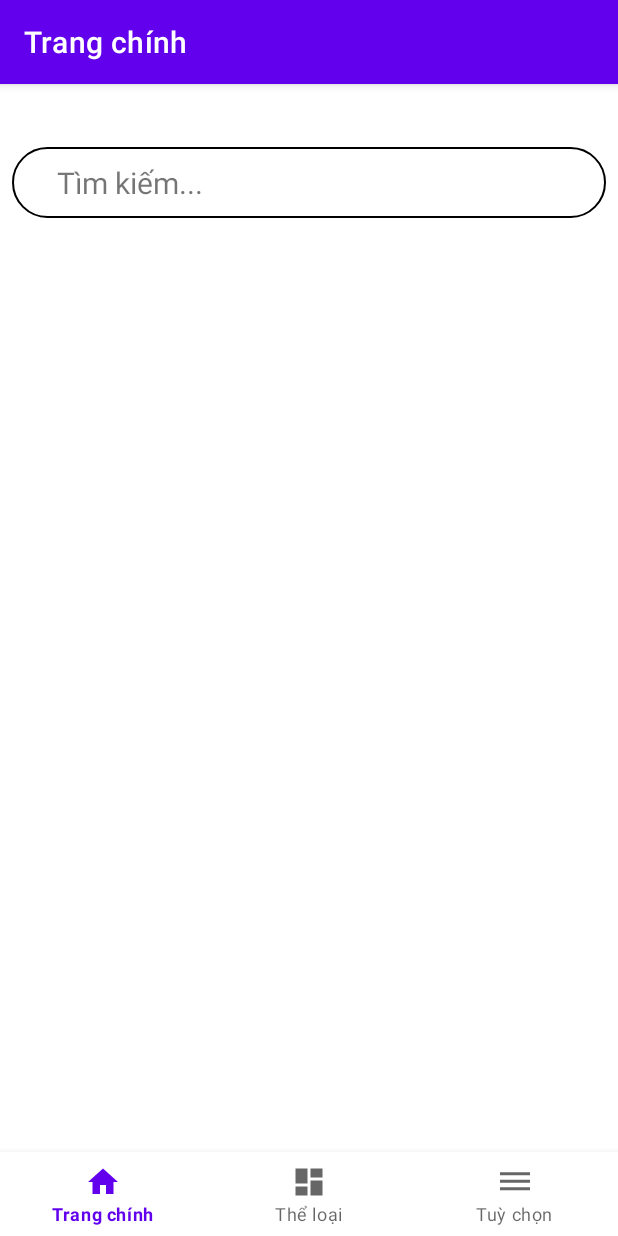
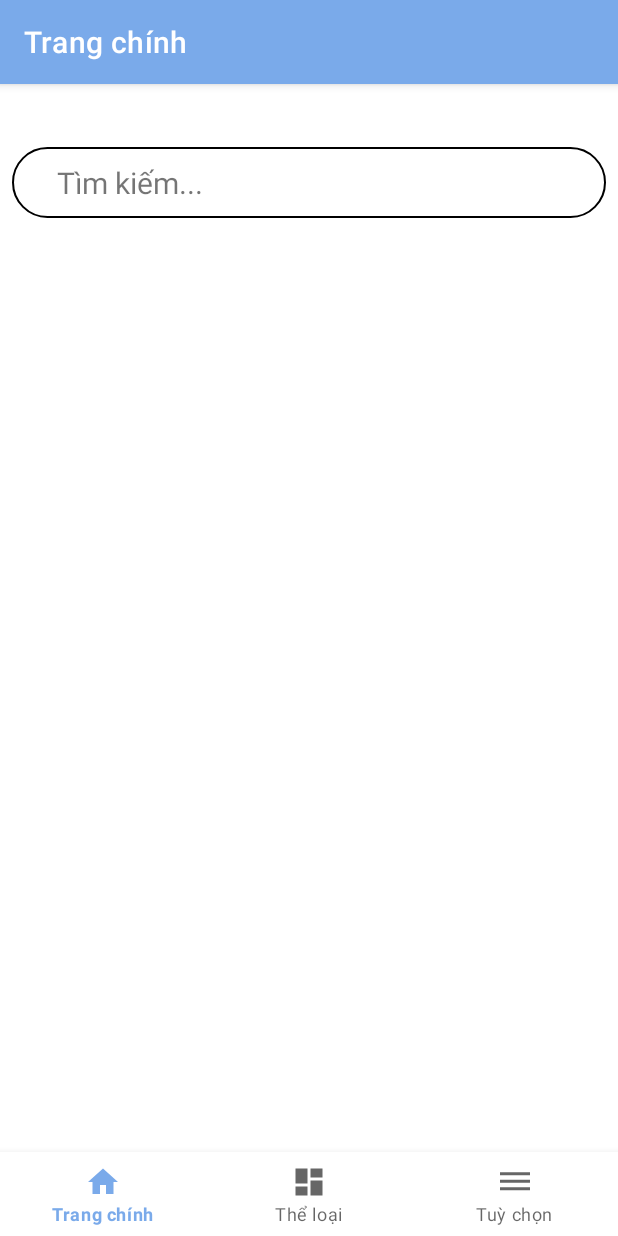
Before and after one commit to Ngocon2004/LNRead, an Android app: the screen it shows after launch (MainActivity), on a phone screen of 412 x 824 dp. Run offline under Robolectric (Android 15) with nearby library versions, the phone set to English and light mode, and no system bars; our stand-ins replace navigation-ui; network calls fail.

Commit message:
accent change

```diff
--- a/app/src/main/res/values/themes.xml
+++ b/app/src/main/res/values/themes.xml
@@ -2,8 +2,8 @@
     <!-- Base application theme. -->
     <style name="Theme.LNRead" parent="Theme.MaterialComponents.DayNight.DarkActionBar">
         <!-- Primary brand color. -->
-        <item name="colorPrimary">@color/purple_500</item>
-        <item name="colorPrimaryVariant">@color/purple_700</item>
+        <item name="colorPrimary">#7AAAEA</item>
+        <item name="colorPrimaryVariant">#7AAAEA</item>
         <item name="colorOnPrimary">@color/white</item>
         <!-- Secondary brand color. -->
         <item name="colorSecondary">@color/teal_200</item>
```
